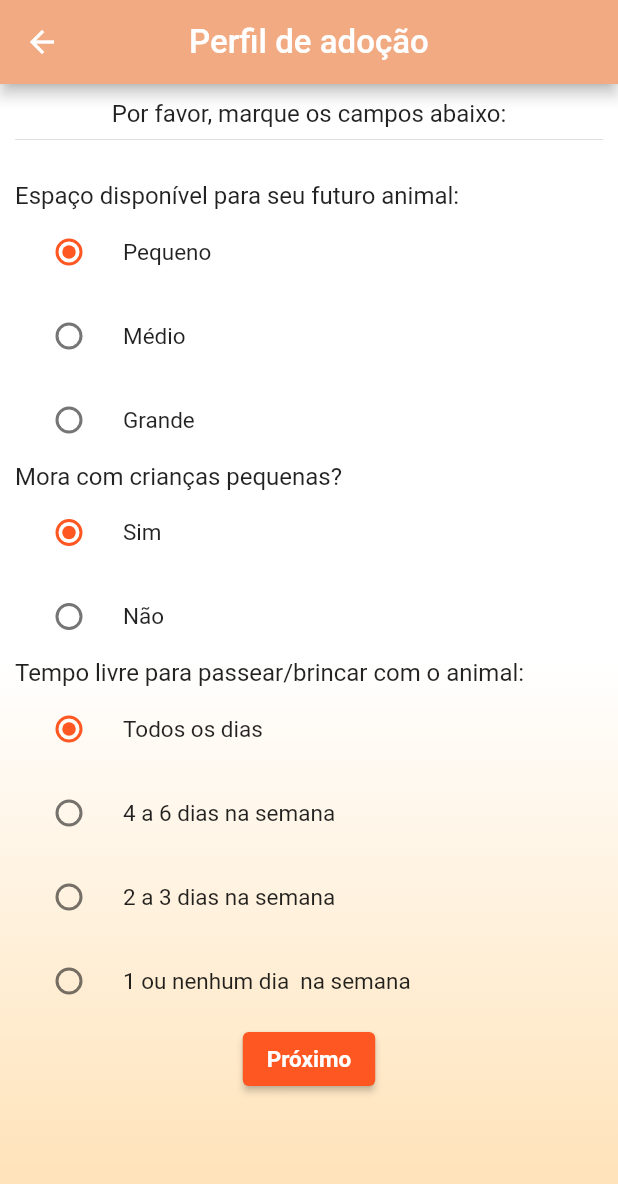
After one commit to manoelatimossi/MiAudote, a Flutter app: the FirstPreferencesPage screen opened by its route, on a phone screen of 412 x 824 dp. The commit adds this screen. Shown: the top 1184 px of the screen. Run offline on Flutter 3.47's test engine with Material 2 defaults, Android fonts, the phone set to English and light mode, and no system bars.

Commit message:
Add pages for user preferences

```diff
--- /dev/null
+++ b/lib/pages/first_preferences.dart
@@ -0,0 +1,226 @@
+import 'package:flutter/material.dart';
+
+class FirstPreferencesPage extends StatefulWidget {
+  const FirstPreferencesPage({Key? key}) : super(key: key);
+
+  @override
+  State<FirstPreferencesPage> createState() => _FirstPreferencesPageState();
+}
+
+class _FirstPreferencesPageState extends State<FirstPreferencesPage> {
+  String area = "pequeno";
+  bool haveKids = true;
+  String freeTime = "todos os dias";
+
+  @override
+  Widget build(BuildContext context) {
+    return Scaffold(
+      appBar: AppBar(
+        backgroundColor: const Color(0xFFF1AA82),
+        centerTitle: true,
+        title: const Text(
+          "Perfil de adoção",
+          style: TextStyle(fontSize: 22),
+        ),
+      ),
+      body: Container(
+        decoration: const BoxDecoration(
+          gradient: LinearGradient(
+            colors: [
+              Color(0xFFFFFFFF),
+              Color(0xFFFFFFFF),
+              Color(0xFFFFE0B2),
+            ],
+            begin: Alignment.topCenter,
+            end: Alignment.bottomCenter,
+          ),
+        ),
+        padding: const EdgeInsets.all(10),
+        child: Column(
+          children: [
+            const Text(
+              "Por favor, marque os campos abaixo:",
+              style: TextStyle(fontSize: 16),
+            ),
+            const Divider(),
+            const SizedBox(
+              height: 20,
+            ),
+            _areaRadioList(),
+            _kidsRadioList(),
+            _freeTimeRadioList(),
+            ElevatedButton(
+              child: const Text(
+                "Próximo",
+                style: TextStyle(
+                  fontWeight: FontWeight.bold,
+                  color: Colors.white,
+                  fontSize: 15,
+                ),
+              ),
+              onPressed: () {
+                Navigator.pushNamed(context, '/secondpreferences');
+              },
+            ),
+          ],
+        ),
+      ),
+    );
+  }
+
+  Widget _areaRadioList() {
+    return Column(
+      crossAxisAlignment: CrossAxisAlignment.start,
+      children: [
+        const Text(
+          "Espaço disponível para seu futuro animal:",
+          style: TextStyle(fontSize: 16),
+          textAlign: TextAlign.center,
+        ),
+        RadioListTile(
+          title: const Text(
+            "Pequeno",
+            style: TextStyle(fontSize: 15),
+          ),
+          value: "pequeno",
+          groupValue: area,
+          onChanged: (value) {
+            setState(() {
+              area = value.toString();
+            });
+          },
+        ),
+        RadioListTile(
+          title: const Text(
+            "Médio",
+            style: TextStyle(fontSize: 15),
+          ),
+          value: "medio",
+          groupValue: area,
+          onChanged: (value) {
+            setState(() {
+              area = value.toString();
+            });
+          },
+        ),
+        RadioListTile(
+          title: const Text(
+            "Grande",
+            style: TextStyle(fontSize: 15),
+          ),
+          value: "grande",
+          groupValue: area,
+          onChanged: (value) {
+            setState(() {
+              area = value.toString();
+            });
+          },
+        ),
+      ],
+    );
+  }
+
+  Widget _kidsRadioList() {
+    return Column(
+      crossAxisAlignment: CrossAxisAlignment.start,
+      children: [
+        const Text(
+          "Mora com crianças pequenas?",
+          style: TextStyle(fontSize: 16),
+          textAlign: TextAlign.center,
+        ),
+        RadioListTile(
+          title: const Text(
+            "Sim",
+            style: TextStyle(fontSize: 15),
+          ),
+          value: true,
+          groupValue: haveKids,
+          onChanged: (value) {
+            setState(() {
+              haveKids = true;
+            });
+          },
+        ),
+        RadioListTile(
+          title: const Text(
+            "Não",
+            style: TextStyle(fontSize: 15),
+          ),
+          value: false,
+          groupValue: haveKids,
+          onChanged: (value) {
+            setState(() {
+              haveKids = false;
+            });
+          },
+        ),
+      ],
+    );
+  }
+
+  Widget _freeTimeRadioList() {
+    return Column(
+      crossAxisAlignment: CrossAxisAlignment.start,
+      children: [
+        const Text(
+          "Tempo livre para passear/brincar com o animal:",
+          style: TextStyle(fontSize: 16),
+          textAlign: TextAlign.center,
+        ),
+        RadioListTile(
+          title: const Text(
+            "Todos os dias",
+            style: TextStyle(fontSize: 15),
+          ),
+          value: "todos os dias",
+          groupValue: freeTime,
+          onChanged: (value) {
+            setState(() {
+              freeTime = value.toString();
+            });
+          },
+        ),
+        RadioListTile(
+          title: const Text(
+            "4 a 6 dias na semana",
+            style: TextStyle(fontSize: 15),
+          ),
+          value: "4 a 6 dias na semana",
+          groupValue: freeTime,
+          onChanged: (value) {
+            setState(() {
+              freeTime = value.toString();
+            });
+          },
+        ),
+        RadioListTile(
+          title: const Text(
+            "2 a 3 dias na semana",
+            style: TextStyle(fontSize: 15),
+          ),
+          value: "2 a 3 dias na semana",
+          groupValue: freeTime,
+          onChanged: (value) {
+            setState(() {
+              freeTime = value.toString();
+            });
+          },
+        ),
+        RadioListTile(
+          title: const Text(
+            "1 ou nenhum dia  na semana",
+            style: TextStyle(fontSize: 15),
+          ),
+          value: "1 ou nenhum dia  na semana",
+          groupValue: freeTime,
+          onChanged: (value) {
+            setState(() {
+              freeTime = value.toString();
+            });
+          },
+        ),
+      ],
+    );
+  }
+}
--- a/lib/pages/signup_type_page.dart
+++ b/lib/pages/signup_type_page.dart
@@ -6,9 +6,6 @@ class SignupType extends StatelessWidget {
   @override
   Widget build(BuildContext context) {
     return Scaffold(
-      appBar: AppBar(
-        backgroundColor: const Color(0xFFFFE0B2),
-      ),
       body: Container(
         decoration: const BoxDecoration(
           gradient: LinearGradient(colors: [
@@ -17,6 +14,7 @@ class SignupType extends StatelessWidget {
             Color(0xFFFFE0B2),
           ], begin: Alignment.topCenter, end: Alignment.bottomCenter),
         ),
+        padding: const EdgeInsets.only(top: 40, left: 40, right: 40),
         child: Center(
           child: Column(
             //mainAxisAlignment: MainAxisAlignment.spaceEvenly,
```
Also changed, not shown: lib/main.dart (+5 -3 lines), lib/pages/login_page.dart (+1 -12 lines), lib/pages/password.code.dart (+8 -11 lines), lib/pages/second_preferences.dart (added, +159 -0 lines).
